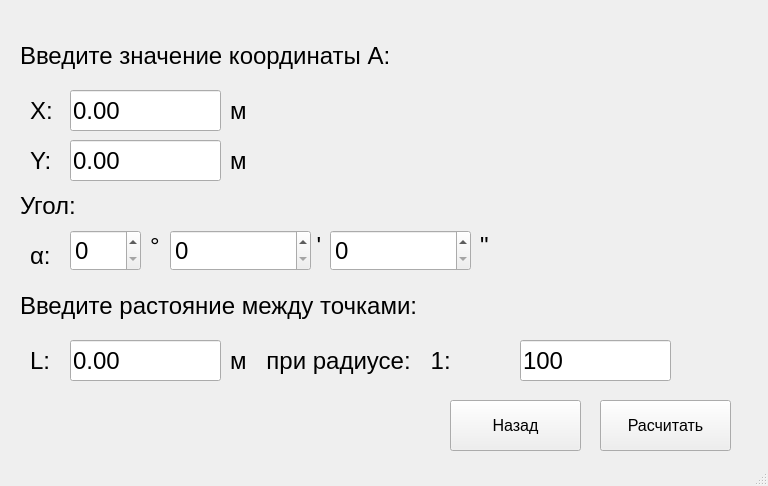
Before: the Qt Designer form mainwindow.ui in zarovDeveloper/geodeticProblem, drawn with Qt 5.
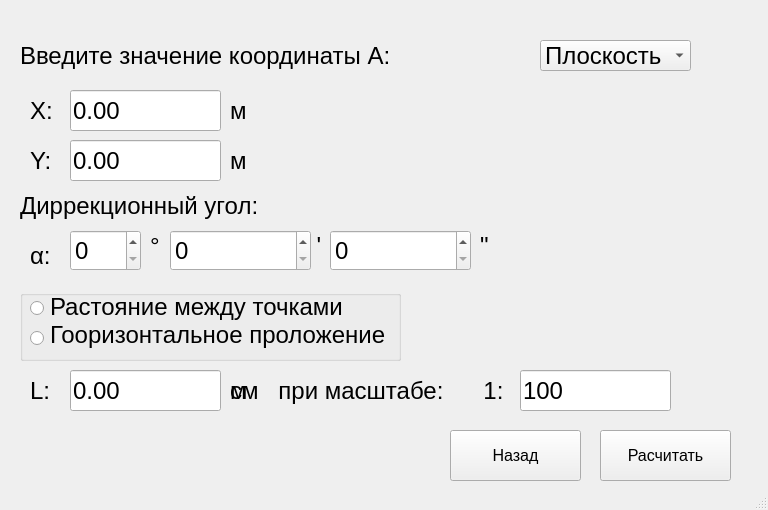
After: the same form once the commit is applied.

What changed in the file:
```diff
--- a/mainwindow.ui
+++ b/mainwindow.ui
@@ -7,7 +7,7 @@
     <x>0</x>
     <y>0</y>
     <width>768</width>
-    <height>486</height>
+    <height>510</height>
    </rect>
   </property>
   <property name="windowTitle">
@@ -20,7 +20,7 @@
       <x>0</x>
       <y>10</y>
       <width>751</width>
-      <height>441</height>
+      <height>471</height>
      </rect>
     </property>
     <property name="font">
@@ -150,7 +150,7 @@
        <rect>
         <x>20</x>
         <y>180</y>
-        <width>71</width>
+        <width>261</width>
         <height>31</height>
        </rect>
       </property>
@@ -160,7 +160,7 @@
        </font>
       </property>
       <property name="text">
-       <string>Угол:</string>
+       <string>Диррекционный угол:</string>
       </property>
      </widget>
      <widget class="QLabel" name="label_directGD_Angle">
@@ -185,7 +185,7 @@
       <property name="geometry">
        <rect>
         <x>30</x>
-        <y>330</y>
+        <y>360</y>
         <width>31</width>
         <height>41</height>
        </rect>
@@ -202,10 +202,10 @@
      <widget class="QLabel" name="label_directGD_inputL">
       <property name="geometry">
        <rect>
-        <x>20</x>
+        <x>50</x>
         <y>280</y>
-        <width>691</width>
-        <height>31</height>
+        <width>401</width>
+        <height>61</height>
        </rect>
       </property>
       <property name="font">
@@ -214,14 +214,15 @@
        </font>
       </property>
       <property name="text">
-       <string>Введите растояние между точками:</string>
+       <string>Растояние между точками
+Гооризонтальное проложение</string>
       </property>
      </widget>
      <widget class="QPushButton" name="pushButton_directGD_solve">
       <property name="geometry">
        <rect>
         <x>600</x>
-        <y>390</y>
+        <y>420</y>
         <width>131</width>
         <height>51</height>
        </rect>
@@ -239,7 +240,7 @@
       <property name="geometry">
        <rect>
         <x>450</x>
-        <y>390</y>
+        <y>420</y>
         <width>131</width>
         <height>51</height>
        </rect>
@@ -434,7 +435,7 @@
       <property name="geometry">
        <rect>
         <x>70</x>
-        <y>330</y>
+        <y>360</y>
         <width>151</width>
         <height>41</height>
        </rect>
@@ -447,7 +448,7 @@
       <property name="geometry">
        <rect>
         <x>230</x>
-        <y>330</y>
+        <y>360</y>
         <width>291</width>
         <height>41</height>
        </rect>
@@ -458,14 +459,14 @@
        </font>
       </property>
       <property name="text">
-       <string>м   при радиусе:   1:</string>
+       <string>см   при масштабе:      1:</string>
       </property>
      </widget>
      <widget class="QLineEdit" name="lineEdit_directGD_inputScale">
       <property name="geometry">
        <rect>
         <x>520</x>
-        <y>330</y>
+        <y>360</y>
         <width>151</width>
         <height>41</height>
        </rect>
@@ -510,6 +511,84 @@
        <string>м</string>
       </property>
      </widget>
+     <widget class="QGroupBox" name="groupBox">
+      <property name="geometry">
+       <rect>
+        <x>20</x>
+        <y>280</y>
+        <width>381</width>
+        <height>71</height>
+       </rect>
+      </property>
+      <property name="font">
+       <font>
+        <stylestrategy>PreferAntialias</stylestrategy>
+        <kerning>true</kerning>
+       </font>
+      </property>
+      <property name="title">
+       <string/>
+      </property>
+      <widget class="QRadioButton" name="radioButton_directGD_inputL">
+       <property name="geometry">
+        <rect>
+         <x>10</x>
+         <y>10</y>
+         <width>81</width>
+         <height>17</height>
+        </rect>
+       </property>
+       <property name="text">
+        <string/>
+       </property>
+      </widget>
+      <widget class="QRadioButton" name="radioButton_directGD_inputHorizSpacing">
+       <property name="geometry">
+        <rect>
+         <x>10</x>
+         <y>40</y>
+         <width>82</width>
+         <height>17</height>
+        </rect>
+       </property>
+       <property name="text">
+        <string/>
+       </property>
+      </widget>
+     </widget>
+     <widget class="QLabel" name="label_directGD_m_in_L">
+      <property name="geometry">
+       <rect>
+        <x>230</x>
+        <y>360</y>
+        <width>91</width>
+        <height>41</height>
+       </rect>
+      </property>
+      <property name="text">
+       <string>м</string>
+      </property>
+     </widget>
+     <widget class="QComboBox" name="comboBox">
+      <property name="geometry">
+       <rect>
+        <x>540</x>
+        <y>30</y>
+        <width>151</width>
+        <height>31</height>
+       </rect>
+      </property>
+      <item>
+       <property name="text">
+        <string>Плоскость</string>
+       </property>
+      </item>
+      <item>
+       <property name="text">
+        <string>Сфера</string>
+       </property>
+      </item>
+     </widget>
     </widget>
     <widget class="QWidget" name="resDirectGD_page">
      <widget class="QLabel" name="label_resDirectGD_coordB">
```
Left out of the diff: 8 changed lines with no effect on the pictures.
